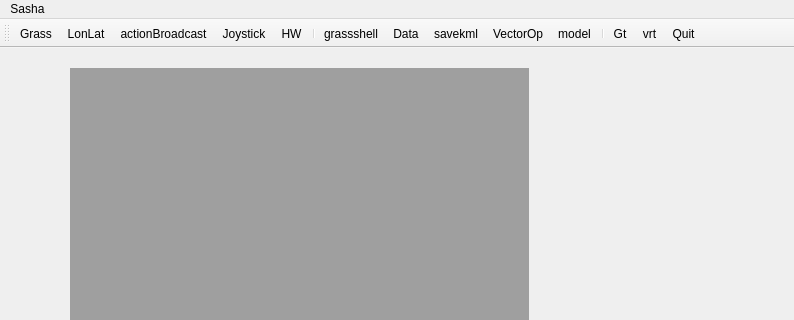
This is ui/sashamainwindow.ui in epifanio/planetsasha as Qt 5 draws it before an edit; both pictures show x 0 to 794 and y 0 to 320 of the 794 by 652 pixel window. The edited form follows.
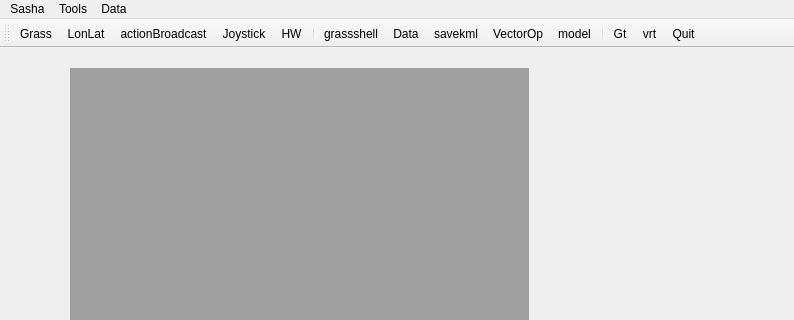
This is the edited form. Icons and pictures are not drawn.

```diff
--- a/ui/sashamainwindow.ui
+++ b/ui/sashamainwindow.ui
@@ -54,9 +54,24 @@
     <addaction name="separator"/>
     <addaction name="actionPreferences"/>
     <addaction name="separator"/>
-    <addaction name="actionExit_2"/>
+    <addaction name="actionM_Exit"/>
+   </widget>
+   <widget class="QMenu" name="menuTools">
+    <property name="title">
+     <string>Tools</string>
+    </property>
+    <addaction name="actionM_Ossim"/>
+   </widget>
+   <widget class="QMenu" name="menuData">
+    <property name="title">
+     <string>Data</string>
+    </property>
+    <addaction name="actionM_Import"/>
+    <addaction name="actionM_Map"/>
    </widget>
    <addaction name="menuSasha"/>
+   <addaction name="menuTools"/>
+   <addaction name="menuData"/>
   </widget>
   <widget class="QStatusBar" name="statusbar"/>
   <widget class="QToolBar" name="toolBar">
```
Left out of the diff: 95 changed lines with no effect on the pictures.
